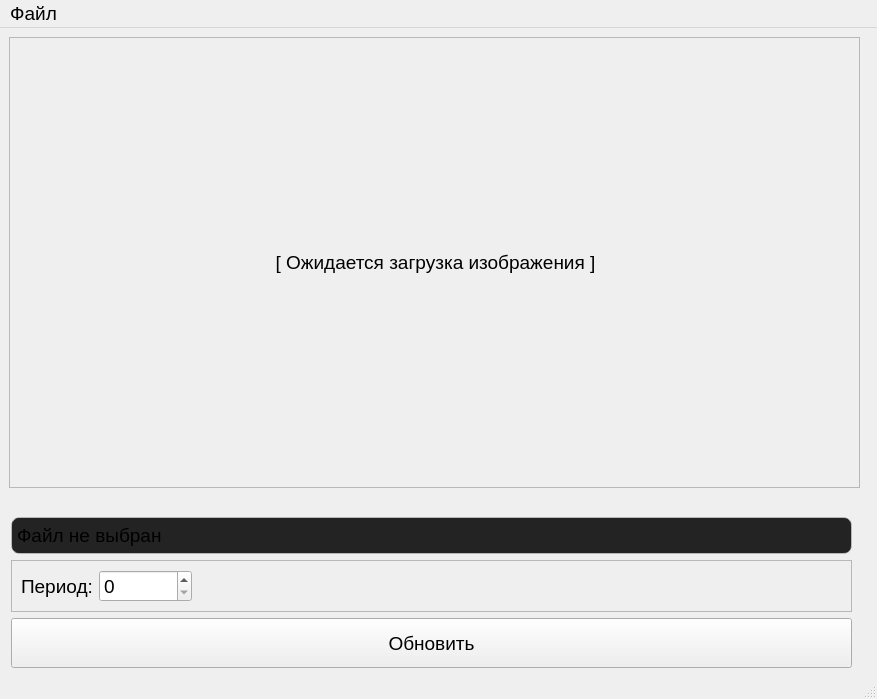
Old version of the form MatrasPainterApp/ui/mainwindow.ui in the repository DnevnnoiSon/MatrasPainter.
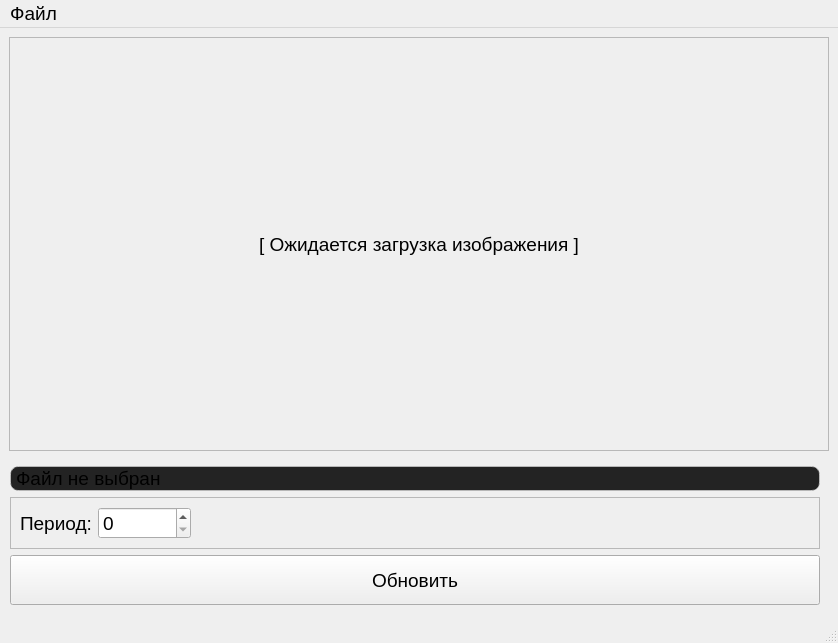
New version of the form.

Commit message: Добавил Layout + Ограничения по размерам

What changed in the file:
```diff
--- a/MatrasPainterApp/ui/mainwindow.ui
+++ b/MatrasPainterApp/ui/mainwindow.ui
@@ -6,10 +6,16 @@
    <rect>
     <x>0</x>
     <y>0</y>
-    <width>877</width>
-    <height>699</height>
+    <width>838</width>
+    <height>643</height>
    </rect>
   </property>
+  <property name="minimumSize">
+   <size>
+    <width>383</width>
+    <height>476</height>
+   </size>
+  </property>
   <property name="font">
    <font>
     <pointsize>14</pointsize>
@@ -19,16 +25,7 @@
    <string>MainWindow</string>
   </property>
   <widget class="QWidget" name="centralwidget">
-   <widget class="QWidget" name="verticalLayoutWidget">
-    <property name="geometry">
-     <rect>
-      <x>9</x>
-      <y>9</y>
-      <width>851</width>
-      <height>451</height>
-     </rect>
-    </property>
-    <layout class="QVBoxLayout" name="verticalLayout">
+   <layout class="QVBoxLayout" name="verticalLayout_3">
      <item>
       <widget class="QScrollArea" name="scrollArea">
        <property name="maximumSize">
@@ -45,19 +42,13 @@
          <rect>
           <x>0</x>
           <y>0</y>
-          <width>847</width>
-          <height>447</height>
-         </rect>
-        </property>
+         <width>818</width>
+         <height>412</height>
+        </rect>
+       </property>
+       <layout class="QVBoxLayout" name="verticalLayout">
+        <item>
         <widget class="QLabel" name="imageLabel">
-         <property name="geometry">
-          <rect>
-           <x>0</x>
-           <y>-1</y>
-           <width>851</width>
-           <height>451</height>
-          </rect>
-         </property>
          <property name="minimumSize">
           <size>
            <width>200</width>
@@ -71,20 +62,13 @@
           <set>Qt::AlignCenter</set>
          </property>
         </widget>
-       </widget>
-      </widget>
      </item>
     </layout>
    </widget>
+     </widget>
+    </item>
+    <item>
    <widget class="QFrame" name="MenuFrame">
-    <property name="geometry">
-     <rect>
-      <x>10</x>
-      <y>480</y>
-      <width>851</width>
-      <height>161</height>
-     </rect>
-    </property>
     <layout class="QVBoxLayout" name="verticalLayout_2">
      <property name="spacing">
       <number>6</number>
@@ -177,6 +161,8 @@
      </item>
     </layout>
    </widget>
+    </item>
+   </layout>
   </widget>
   <widget class="QStatusBar" name="statusBar"/>
   <widget class="QMenuBar" name="menuBar">
@@ -184,7 +170,7 @@
     <rect>
      <x>0</x>
      <y>0</y>
-     <width>877</width>
+     <width>838</width>
      <height>28</height>
     </rect>
    </property>
```
Lines whose indentation alone changed are shown as unchanged. The commit also changes 399 other files.
